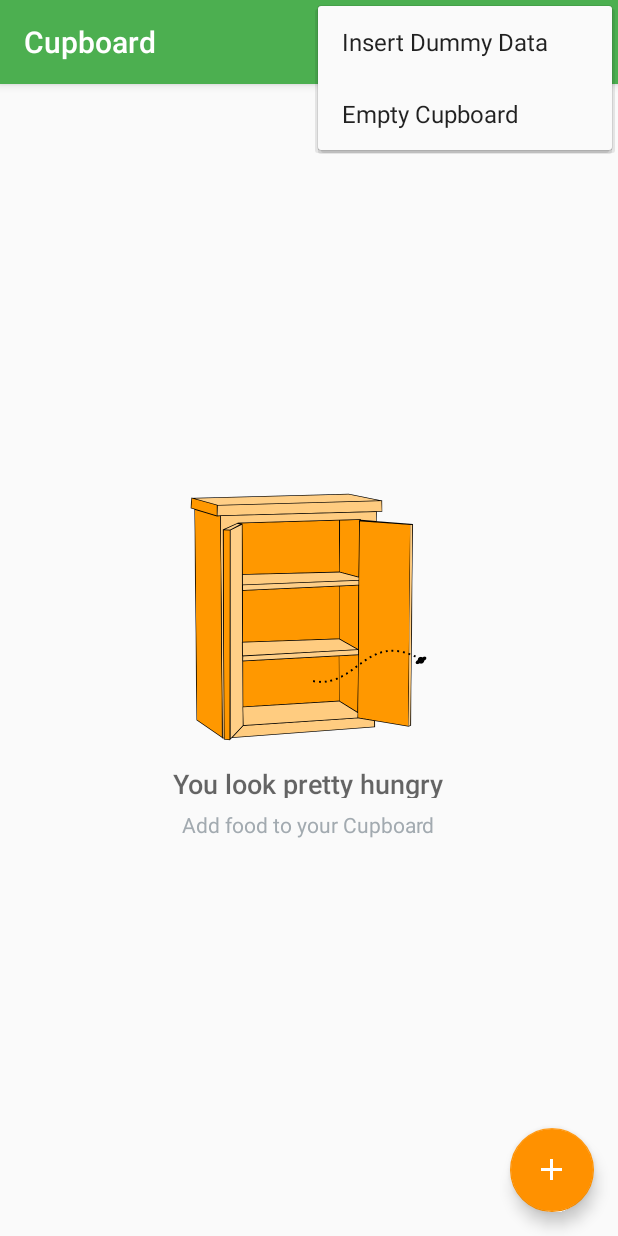
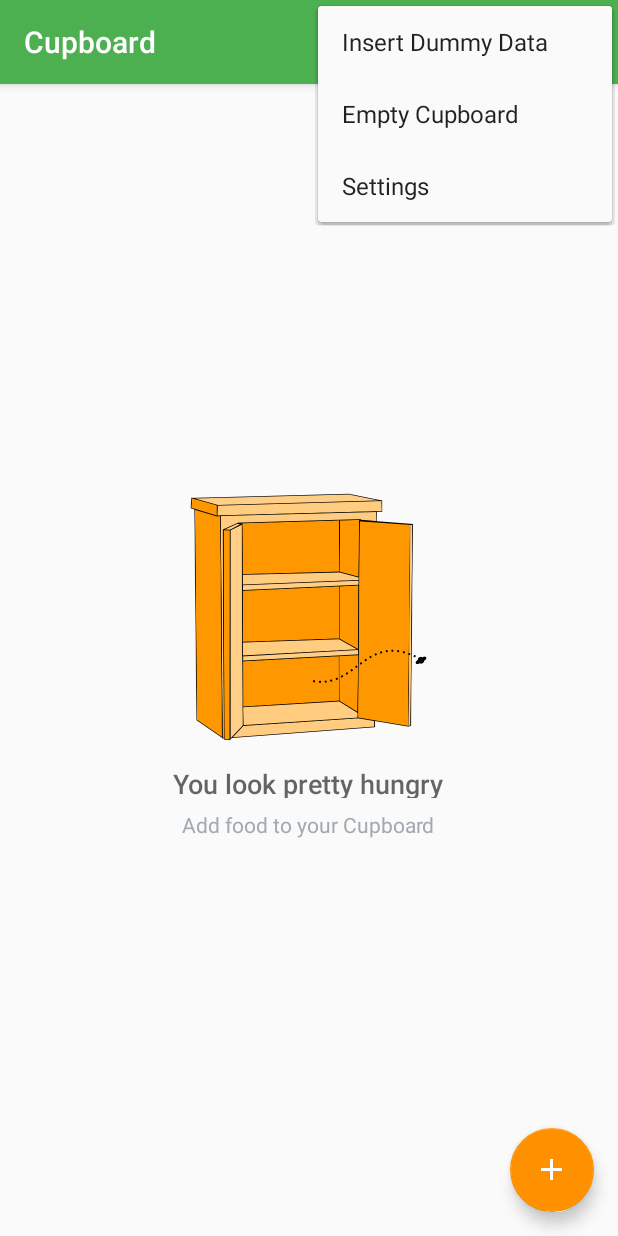
Before and after one commit to frankirsch/cupboard, an Android app: the screen it shows after launch (PantryActivity), with the options menu open, on a phone screen of 412 x 824 dp. Run offline under Robolectric (Android 15) with nearby library versions, the phone set to English and light mode, and no system bars.

Commit message:
Add setting to sort food items by use-by date

```diff
--- a/app/src/main/java/com/example/android/cupboard/PantryActivity.java
+++ b/app/src/main/java/com/example/android/cupboard/PantryActivity.java
@@ -8,9 +8,11 @@ import android.content.CursorLoader;
 import android.content.DialogInterface;
 import android.content.Intent;
 import android.content.Loader;
+import android.content.SharedPreferences;
 import android.database.Cursor;
 import android.net.Uri;
 import android.os.Bundle;
+import android.preference.PreferenceManager;
 import android.support.design.widget.FloatingActionButton;
 import android.support.v4.widget.SwipeRefreshLayout;
 import android.support.v7.app.AppCompatActivity;
@@ -23,6 +25,10 @@ import android.widget.ListView;
 
 import com.example.android.cupboard.data.PantryContract;
 import com.example.android.cupboard.data.PantryContract.FoodEntry;
+
+import static com.example.android.cupboard.data.PantryContract.FoodEntry.COLUMN_FOOD_AMOUNT;
+import static com.example.android.cupboard.data.PantryContract.FoodEntry.COLUMN_USE_BY_DATE;
+import static com.example.android.cupboard.data.PantryContract.FoodEntry._ID;
 
 /**
  * Displays list of food items stored in the app.
@@ -120,7 +126,7 @@ public class PantryActivity extends AppCompatActivity implements
         // sample Nandos details are attributes
         ContentValues values = new ContentValues();
         values.put(FoodEntry.COLUMN_FOOD_NAME, "Nandos");
-        values.put(FoodEntry.COLUMN_USE_BY_DATE, "20/04/15");
+        values.put(COLUMN_USE_BY_DATE, "20/04/15");
         values.put(FoodEntry.COLUMN_FOOD_AMOUNT, 100);
         values.put(FoodEntry.COLUMN_FOOD_AMOUNT_UNIT, FoodEntry.UNITS_G);
 
@@ -143,6 +149,11 @@ public class PantryActivity extends AppCompatActivity implements
     public boolean onOptionsItemSelected(MenuItem item) {
         // User clicked on a menu option in the app bar overflow menu
         switch (item.getItemId()) {
+            // Open settings menu
+            case R.id.action_settings:
+                Intent settingsIntent = new Intent(this, SettingsActivity.class);
+                startActivity(settingsIntent);
+                return true;
             // Respond to a click on the "Insert dummy data" menu option
             case R.id.action_insert_dummy_data:
                 insertFood();
@@ -194,11 +205,26 @@ public class PantryActivity extends AppCompatActivity implements
 
     @Override
     public Loader<Cursor> onCreateLoader(int i, Bundle bundle) {
+        // Get preferences for ordering food items
+        SharedPreferences sharedPrefs = PreferenceManager.getDefaultSharedPreferences(this);
+        String orderBy = sharedPrefs.getString(
+                getString(R.string.settings_order_by_key),
+                getString(R.string.settings_order_by_default)
+        );
+
+        String orderParm = _ID + " DESC";
+        String orderByDate = getString(R.string.settings_order_by_most_recent_value);
+
+        if (orderBy.equals(orderByDate)){
+            orderParm = "date(" + COLUMN_USE_BY_DATE + ") ASC";
+        }
+
+
         // Define a projection that specifies the columns from the table we care about.
         String[] projection = {
                 PantryContract.FoodEntry._ID,
                 PantryContract.FoodEntry.COLUMN_FOOD_NAME,
-                PantryContract.FoodEntry.COLUMN_USE_BY_DATE,
+                COLUMN_USE_BY_DATE,
                 PantryContract.FoodEntry.COLUMN_FOOD_AMOUNT,
                 PantryContract.FoodEntry.COLUMN_FOOD_AMOUNT_UNIT};
 
@@ -208,7 +234,7 @@ public class PantryActivity extends AppCompatActivity implements
                 projection,             // Columns to include in the resulting Cursor
                 null,                   // No selection clause
                 null,                   // No selection arguments
-                null);                  // Default sort order
+                orderParm);                  // Default sort order
     }
 
     @Override
--- a/app/src/main/res/menu/menu_catalog.xml
+++ b/app/src/main/res/menu/menu_catalog.xml
@@ -17,6 +17,11 @@
     tools:context=".PantryActivity">
 
     <item
+        android:id="@+id/action_settings"
+        android:title="@string/settings_menu_item"
+        android:orderInCategory="1" />
+
+    <item
         android:id="@+id/action_insert_dummy_data"
         android:title="@string/action_insert_dummy_data"
         app:showAsAction="never" />
@@ -25,4 +30,5 @@
         android:id="@+id/action_delete_all_entries"
         android:title="@string/action_delete_all_entries"
         app:showAsAction="never" />
+
 </menu>
--- a/app/src/main/res/values/strings.xml
+++ b/app/src/main/res/values/strings.xml
@@ -120,6 +120,8 @@
     <string name="use_by_date_today">Today</string>
 
     <!-- Strings For Order-By Preference [CHAR LIMIT=30] -->
+    <string name="settings_title">Settings</string>
+    <string name="settings_menu_item">Settings</string>
     <string name="settings_order_by_label">Order By</string>
     <string name="settings_order_by_key" translatable="false">order_by</string>
     <string name="settings_order_by_default" translatable="false">@string/settings_order_by_none_label</string>
```
Also changed, not shown: app/src/main/AndroidManifest.xml (+8 -0 lines), app/src/main/java/com/example/android/cupboard/EditorActivity.java (+31 -5 lines), app/src/main/java/com/example/android/cupboard/PantryCursorAdapter.java (+13 -1 lines), app/src/main/res/layout/activity_settings.xml (+8 -5 lines), app/src/main/res/values/arrays.xml (+10 -0 lines).
